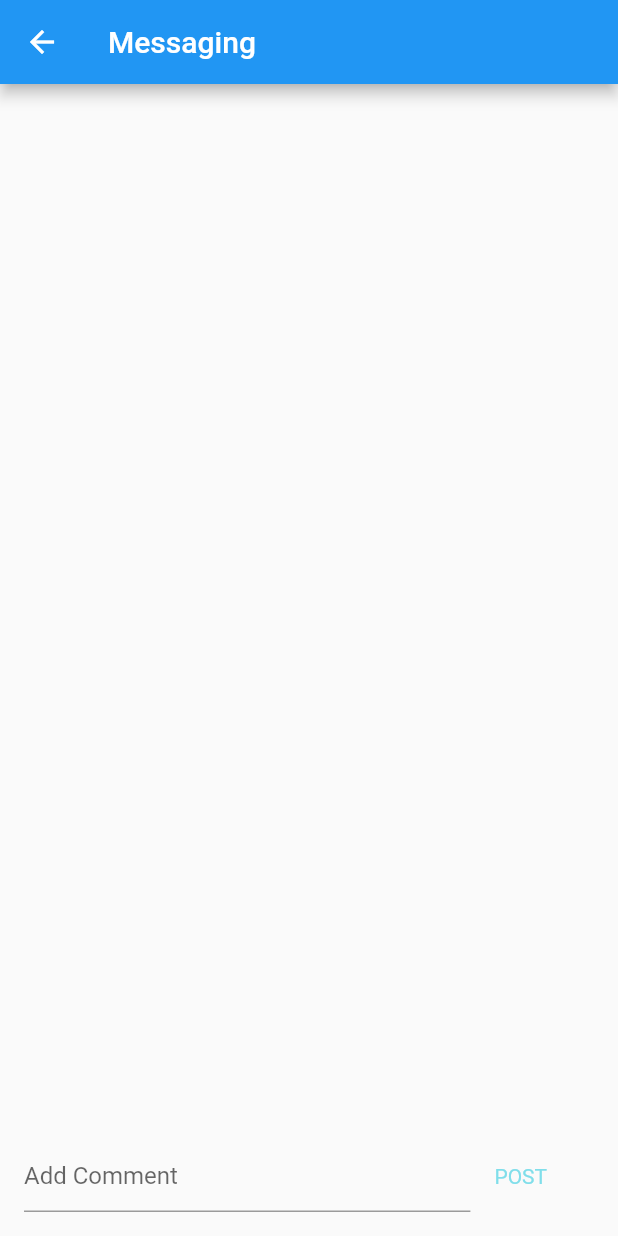
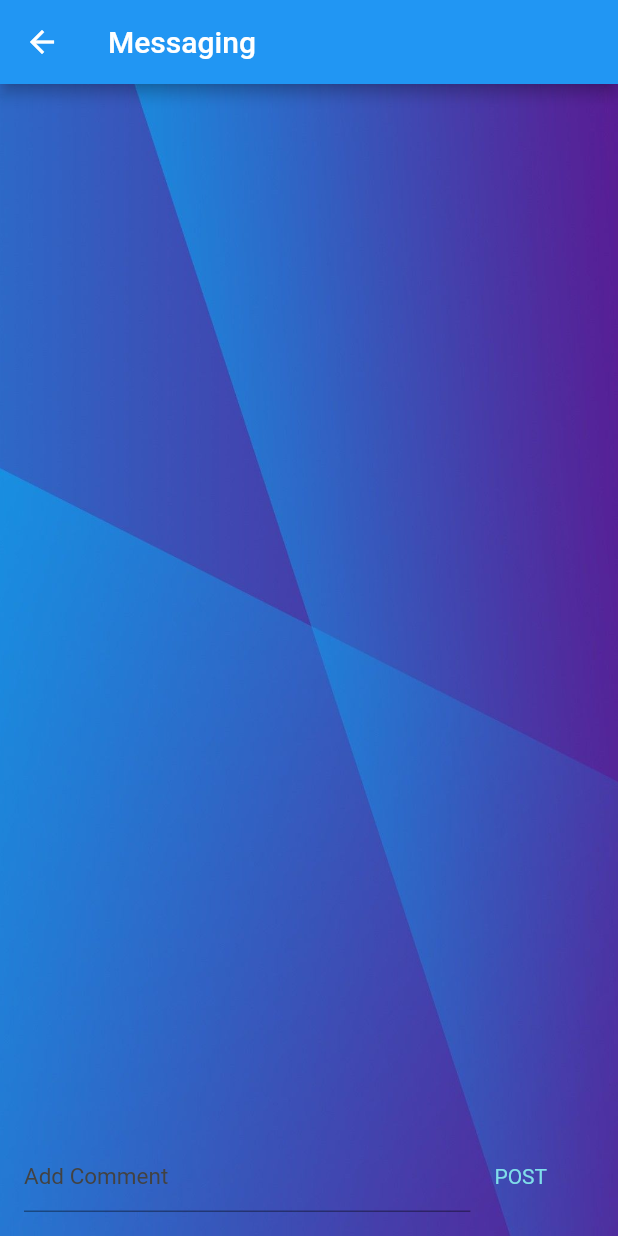
Before and after one commit to Kartik2301/Artify, a Flutter app: the TransitionScreen screen opened directly, after a tap on the "message" icon, on a phone screen of 412 x 824 dp. Run offline on Flutter 3.47's test engine with Material 2 defaults, Android fonts, the phone set to English and light mode, and no system bars; our stand-ins replace carousel_slider, cloud_firestore, connectivity, data_connection_checker, firebase_auth, firebase_storage and 6 more; missing offline and left inert: image_ink_well; accounts and stored records are empty; Roboto replaces fonts that are missing (UbuntuRegular); project files that could hold a hidden picture were left out.

Commit message:
Message styling

```diff
--- a/lib/AppBarActions/message.dart
+++ b/lib/AppBarActions/message.dart
@@ -30,7 +30,14 @@ class MessagesState extends State<Messages> {
           ),
           backgroundColor : Colors.blue,
         ),
-        body : Column(
+        body : Container(
+          decoration: BoxDecoration(
+          image: DecorationImage(
+            image: AssetImage("images/backgrond.jpg"),
+            fit: BoxFit.cover,
+            ),
+          ),
+          child : Column(
             children : <Widget> [
               StreamBuilder<QuerySnapshot>(
                 stream : Firestore.instance.collection('messages').snapshots(),
@@ -72,7 +79,13 @@ class MessagesState extends State<Messages> {
                           },
                           decoration : InputDecoration(
                             hintText : 'Add Comment',
+                            hintStyle: TextStyle(
+                              color: Colors.grey[800],
+                              fontSize: 15.0,
+                              fontFamily : 'UbuntuRegular',
                             ),
+                          ),
+                          cursorColor: Colors.black,
                           controller : comment_controller,
                         ),
                       ),
@@ -86,6 +99,7 @@ class MessagesState extends State<Messages> {
                               'uid' : Constants.usr.uid,
                               'user_img_url' : Constants.usr.imageUrl,
                             });
+                            content = "";
                             comment_controller.clear();
                           }
                         },
@@ -93,7 +107,7 @@ class MessagesState extends State<Messages> {
                           child : Text(
                             'POST',
                             style : TextStyle(
-                            color : (content.length > 0) ? Colors.blue[900] : Colors.cyan[200],
+                              color : (content.length > 0) ? Colors.white : Colors.cyan[200],
                             ),
                           ),
                         ),
@@ -105,6 +119,7 @@ class MessagesState extends State<Messages> {
             ],
           ),
         ),
+      ),
     );
   }
 }
--- a/lib/Classes/display_message.dart
+++ b/lib/Classes/display_message.dart
@@ -23,7 +23,8 @@ class DisplayMessage extends StatelessWidget {
             msg.username,
             style: TextStyle(
               fontSize: 12.0,
-              color: Colors.black54,
+              color: Colors.white,
+              fontFamily : 'Ubuntu',
             ),
           ),
           Material(
```
Also changed, not shown: images/backgrond.jpg (added), 1 other file. Lines whose indentation alone changed are shown as unchanged.
